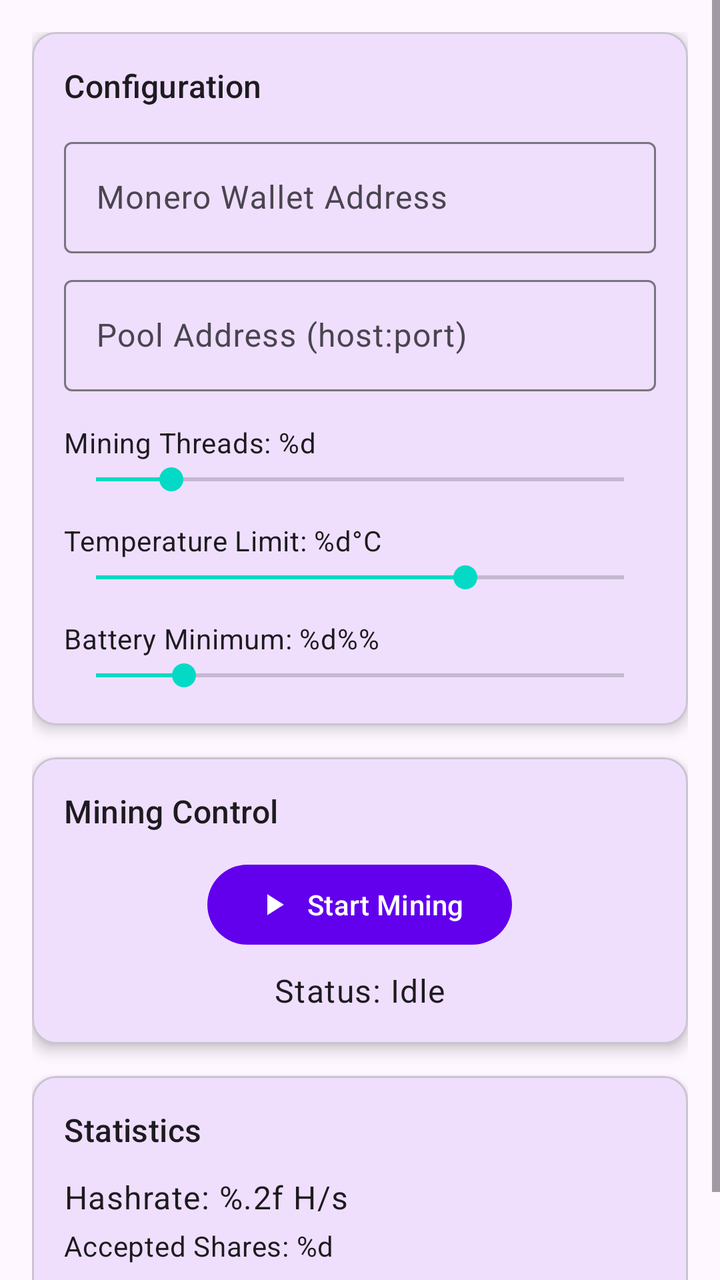
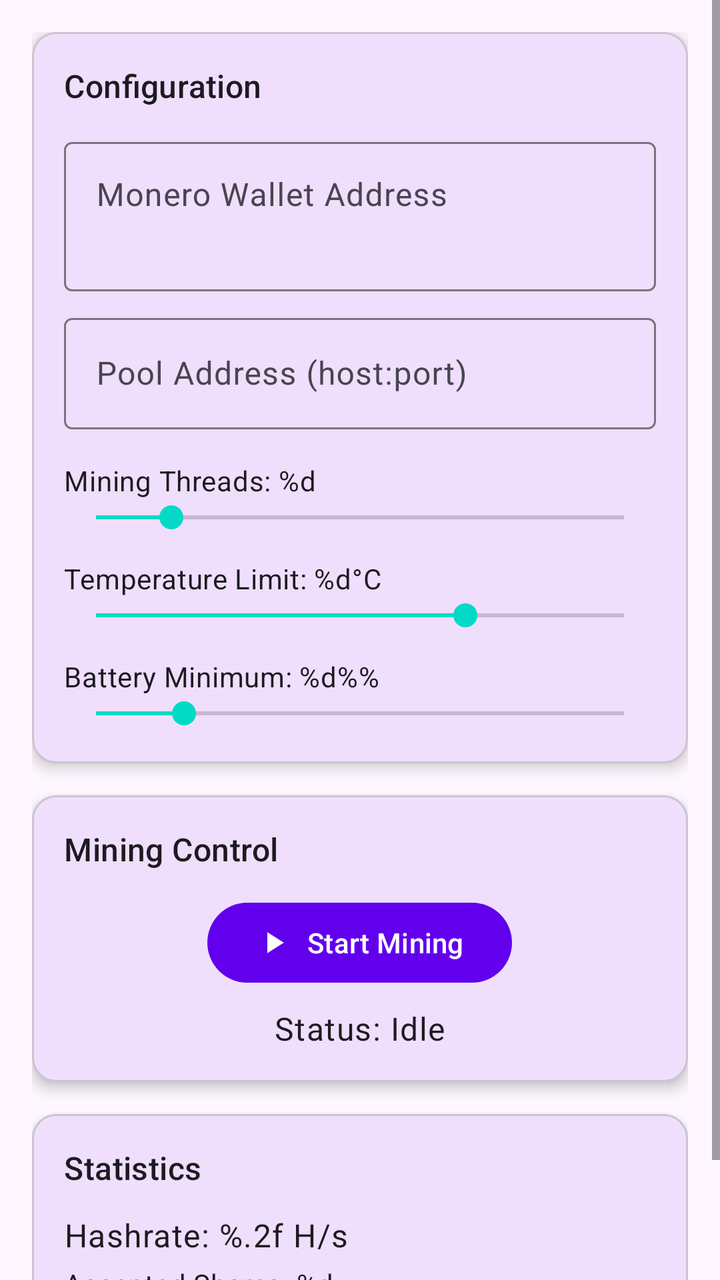

Two renders of the same Android screen: before a commit and after it. Below are the layout's source before the change and the commit's diff.
<!-- AndroidManifest.xml: application theme Theme.MinerTim -->
<!-- res/layout/activity_main.xml -->
<?xml version="1.0" encoding="utf-8"?>
<ScrollView xmlns:android="http://schemas.android.com/apk/res/android"
    xmlns:app="http://schemas.android.com/apk/res-auto"
    android:layout_width="match_parent"
    android:layout_height="match_parent"
    android:fillViewport="true">

    <LinearLayout
        android:layout_width="match_parent"
        android:layout_height="wrap_content"
        android:orientation="vertical"
        android:padding="16dp">

        
        <com.google.android.material.card.MaterialCardView
            android:layout_width="match_parent"
            android:layout_height="wrap_content"
            android:layout_marginBottom="16dp"
            app:cardElevation="4dp"
            app:cardCornerRadius="12dp">

            <LinearLayout
                android:layout_width="match_parent"
                android:layout_height="wrap_content"
                android:orientation="vertical"
                android:padding="16dp">

                <TextView
                    android:layout_width="wrap_content"
                    android:layout_height="wrap_content"
                    android:text="@string/configuration_title"
                    android:textAppearance="?attr/textAppearanceTitleMedium"
                    android:layout_marginBottom="12dp" />

                <com.google.android.material.textfield.TextInputLayout
                    android:layout_width="match_parent"
                    android:layout_height="wrap_content"
                    android:layout_marginBottom="8dp"
                    style="@style/Widget.Material3.TextInputLayout.OutlinedBox">

                    <com.google.android.material.textfield.TextInputEditText
                        android:id="@+id/etWalletAddress"
                        android:layout_width="match_parent"
                        android:layout_height="wrap_content"
                        android:hint="@string/wallet_address_hint"
                        android:inputType="textNoSuggestions"
                        android:maxLines="2" />
                </com.google.android.material.textfield.TextInputLayout>

                <com.google.android.material.textfield.TextInputLayout
                    android:layout_width="match_parent"
                    android:layout_height="wrap_content"
                    android:layout_marginBottom="16dp"
                    style="@style/Widget.Material3.TextInputLayout.OutlinedBox">

                    <com.google.android.material.textfield.TextInputEditText
                        android:id="@+id/etPoolAddress"
                        android:layout_width="match_parent"
                        android:layout_height="wrap_content"
                        android:hint="@string/pool_address_hint"
                        android:inputType="textNoSuggestions"
                        android:singleLine="true" />
                </com.google.android.material.textfield.TextInputLayout>

                
                <TextView
                    android:id="@+id/tvThreadCount"
                    android:layout_width="wrap_content"
                    android:layout_height="wrap_content"
                    android:text="@string/thread_count_label"
                    android:textAppearance="?attr/textAppearanceBodyMedium" />

                <SeekBar
                    android:id="@+id/seekThreads"
                    android:layout_width="match_parent"
                    android:layout_height="wrap_content"
                    android:max="7"
                    android:progress="1"
                    android:layout_marginBottom="12dp" />

                
                <TextView
                    android:id="@+id/tvTemperature"
                    android:layout_width="wrap_content"
                    android:layout_height="wrap_content"
                    android:text="@string/temperature_limit_label"
                    android:textAppearance="?attr/textAppearanceBodyMedium" />

                <SeekBar
                    android:id="@+id/seekTemperature"
                    android:layout_width="match_parent"
                    android:layout_height="wrap_content"
                    android:max="50"
                    android:progress="35"
                    android:layout_marginBottom="12dp" />

                
                <TextView
                    android:id="@+id/tvBattery"
                    android:layout_width="wrap_content"
                    android:layout_height="wrap_content"
                    android:text="@string/battery_minimum_label"
                    android:textAppearance="?attr/textAppearanceBodyMedium" />

                <SeekBar
                    android:id="@+id/seekBattery"
                    android:layout_width="match_parent"
                    android:layout_height="wrap_content"
                    android:max="90"
                    android:progress="15" />

            </LinearLayout>
        </com.google.android.material.card.MaterialCardView>

        
        <com.google.android.material.card.MaterialCardView
            android:layout_width="match_parent"
            android:layout_height="wrap_content"
            android:layout_marginBottom="16dp"
            app:cardElevation="4dp"
            app:cardCornerRadius="12dp">

            <LinearLayout
                android:layout_width="match_parent"
                android:layout_height="wrap_content"
                android:orientation="vertical"
                android:padding="16dp"
                android:gravity="center_horizontal">

                <TextView
                    android:layout_width="wrap_content"
                    android:layout_height="wrap_content"
                    android:text="@string/mining_control_title"
                    android:textAppearance="?attr/textAppearanceTitleMedium"
                    android:layout_marginBottom="12dp"
                    android:layout_gravity="start" />

                <com.google.android.material.button.MaterialButton
                    android:id="@+id/btnStartStop"
                    android:layout_width="wrap_content"
                    android:layout_height="wrap_content"
                    android:text="@string/start_mining"
                    app:icon="@drawable/ic_play_arrow"
                    style="@style/Widget.Material3.Button" />

                <TextView
                    android:id="@+id/tvStatus"
                    android:layout_width="wrap_content"
                    android:layout_height="wrap_content"
                    android:text="@string/status_idle"
                    android:textAppearance="?attr/textAppearanceBodyLarge"
                    android:layout_marginTop="8dp" />

            </LinearLayout>
        </com.google.android.material.card.MaterialCardView>

        
        <com.google.android.material.card.MaterialCardView
            android:layout_width="match_parent"
            android:layout_height="wrap_content"
            app:cardElevation="4dp"
            app:cardCornerRadius="12dp">

            <LinearLayout
                android:layout_width="match_parent"
                android:layout_height="wrap_content"
                android:orientation="vertical"
                android:padding="16dp">

                <TextView
                    android:layout_width="wrap_content"
                    android:layout_height="wrap_content"
                    android:text="@string/statistics_title"
                    android:textAppearance="?attr/textAppearanceTitleMedium"
                    android:layout_marginBottom="12dp" />

                <TextView
                    android:id="@+id/tvHashrate"
                    android:layout_width="wrap_content"
                    android:layout_height="wrap_content"
                    android:text="@string/hashrate_label"
                    android:textAppearance="?attr/textAppearanceBodyLarge"
                    android:layout_marginBottom="4dp" />

                <TextView
                    android:id="@+id/tvAcceptedShares"
                    android:layout_width="wrap_content"
                    android:layout_height="wrap_content"
                    android:text="@string/accepted_shares_label"
                    android:textAppearance="?attr/textAppearanceBodyMedium"
                    android:layout_marginBottom="4dp" />

                <TextView
                    android:id="@+id/tvRejectedShares"
                    android:layout_width="wrap_content"
                    android:layout_height="wrap_content"
                    android:text="@string/rejected_shares_label"
                    android:textAppearance="?attr/textAppearanceBodyMedium" />

            </LinearLayout>
        </com.google.android.material.card.MaterialCardView>

    </LinearLayout>
</ScrollView>
<!-- resources referenced by this layout -->
<resources>
  <!-- drawable ic_play_arrow (drawable) -->
  <vector xmlns:android="http://schemas.android.com/apk/res/android"
      android:width="24dp"
      android:height="24dp"
      android:viewportWidth="24"
      android:viewportHeight="24"
      android:tint="#FFFFFF">
      <path
          android:fillColor="@android:color/white"
          android:pathData="M8,5v14l11,-7z" />
  </vector>
  <string name="accepted_shares_label">Accepted Shares: %d</string>
  <string name="battery_minimum_label">Battery Minimum: %d%%</string>
  <string name="configuration_title">Configuration</string>
  <string name="hashrate_label">Hashrate: %.2f H/s</string>
  <string name="mining_control_title">Mining Control</string>
  <string name="pool_address_hint">Pool Address (host:port)</string>
  <string name="rejected_shares_label">Rejected Shares: %d</string>
  <string name="start_mining">Start Mining</string>
  <string name="statistics_title">Statistics</string>
  <string name="status_idle">Status: Idle</string>
  <string name="temperature_limit_label">Temperature Limit: %d\u00B0C</string>
  <string name="thread_count_label">Mining Threads: %d</string>
  <string name="wallet_address_hint">Monero Wallet Address</string>
  <style name="Theme.MinerTim" parent="Theme.Material3.DayNight.NoActionBar">
          <item name="colorPrimary">@color/purple_500</item>
          <item name="colorPrimaryVariant">@color/purple_700</item>
          <item name="colorOnPrimary">@color/white</item>
          <item name="colorSecondary">@color/teal_200</item>
          <item name="colorSecondaryVariant">@color/teal_700</item>
          <item name="colorOnSecondary">@color/black</item>
      </style>
  <color name="purple_500">#FF6200EE</color>
  <color name="purple_700">#FF3700B3</color>
  <color name="white">#FFFFFFFF</color>
  <color name="teal_200">#FF03DAC5</color>
  <color name="teal_700">#FF018786</color>
  <color name="black">#FF000000</color>
</resources>

<!-- the commit's change to res/layout/activity_main.xml (unified diff, before → after) -->
@@ -43,8 +43,10 @@
                         android:layout_width="match_parent"
                         android:layout_height="wrap_content"
                         android:hint="@string/wallet_address_hint"
-                        android:inputType="textNoSuggestions"
-                        android:maxLines="2" />
+                        android:inputType="textMultiLine|textNoSuggestions"
+                        android:minLines="2"
+                        android:maxLines="4"
+                        android:gravity="top|start" />
                 </com.google.android.material.textfield.TextInputLayout>
 
                 <com.google.android.material.textfield.TextInputLayout
